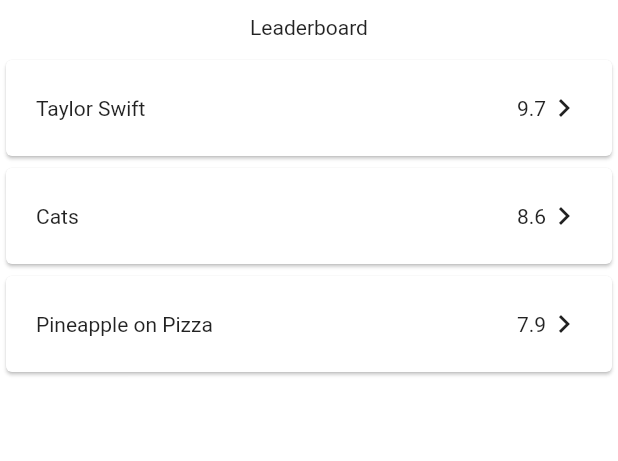
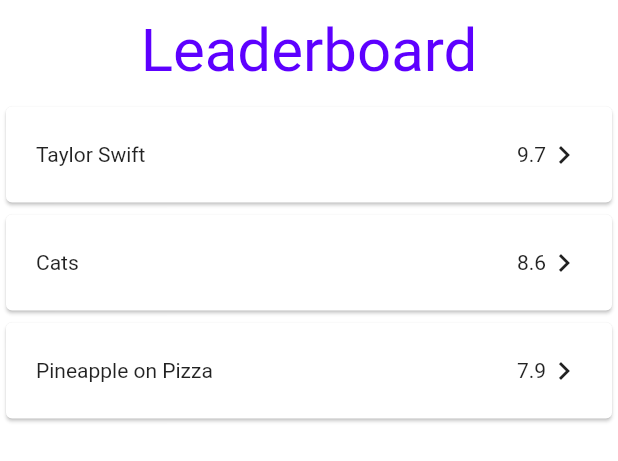
Before and after one commit to byudevelopers/RateEverything, a Flutter app: the Leaderboard widget shown alone on an empty page, opened directly, on a phone screen of 412 x 824 dp. Shown: the top 461 px of the screen. Run offline on Flutter 3.47's test engine with Material 2 defaults, Android fonts, the phone set to English and light mode, and no system bars; our stand-ins replace animated_theme_switcher, image_picker, shared_preferences; missing offline and left inert: tab_container; accounts and stored records are empty; network calls fail.

Commit message:
added a widget and color to "Leaderboard"

```diff
--- a/frontend/lib/screens/leaderboard/leaderboard.dart
+++ b/frontend/lib/screens/leaderboard/leaderboard.dart
@@ -11,18 +11,23 @@ class Leaderboard extends StatefulWidget {
 class _LeaderboardState extends State<Leaderboard> {
   @override
   Widget build(BuildContext context) {
-    return Column(
+    return Material(
+      color: Colors.transparent,
+      child: Column(
         children: [
           Container(
             margin: const EdgeInsets.fromLTRB(20, 10, 20, 10),
             child: const Text(
               "Leaderboard",
+              style: TextStyle(
+                  fontSize: 40, color: Color.fromARGB(255, 93, 0, 255)),
             ),
           ),
           Expanded(
             child: PodiumList(),
           ),
         ],
+      ),
     );
   }
 }
```
Lines whose indentation alone changed are shown as unchanged.
